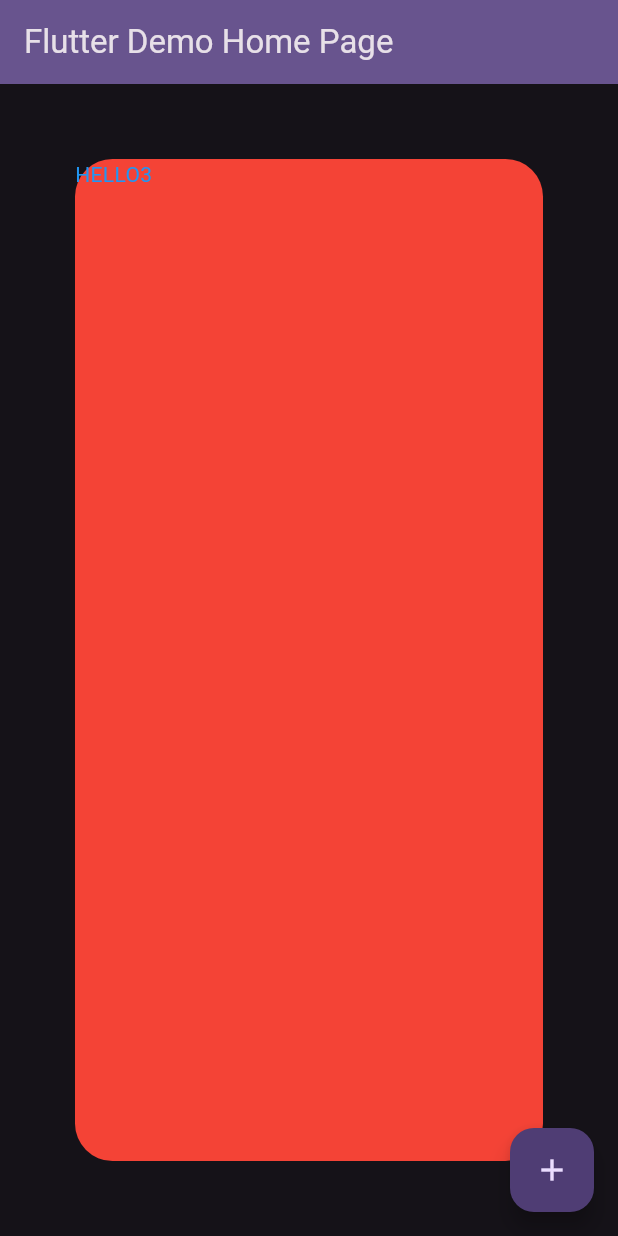
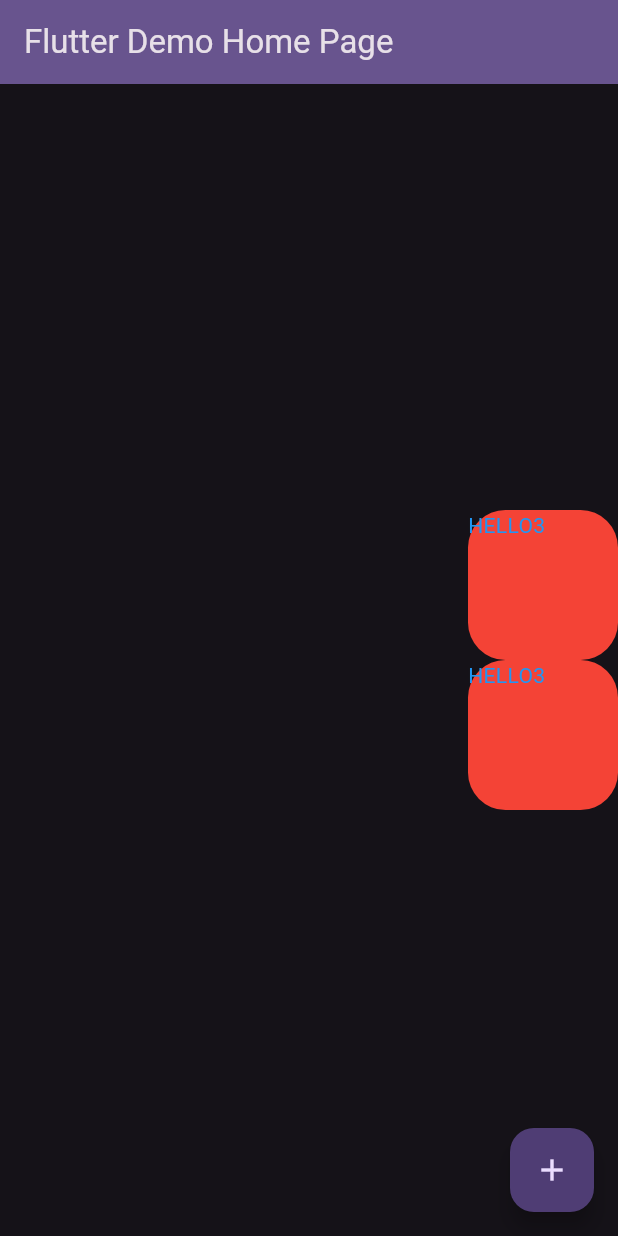
Before and after one commit to ssengedonazil/-learn_flutter, a Flutter app: the screen it shows after launch, on a phone screen of 412 x 824 dp. Run offline on Flutter 3.47's test engine with Material 3 defaults, Android fonts, the phone set to English and light mode, and no system bars.

Commit message:
just learrning flutter basic

```diff
--- a/lib/main.dart
+++ b/lib/main.dart
@@ -69,14 +69,36 @@ class _MyHomePageState extends State<MyHomePage> {
         // Center is a layout widget. It takes a single child and positions it
         // in the middle of the parent.
         child: Container(
-          height: double.infinity,
           width: double.infinity,
-          margin: EdgeInsets.all(50.0),
-          decoration: BoxDecoration(
-            borderRadius: BorderRadius.circular(25.0),
-            color: Colors.red,
+
+          child: Column(
+            mainAxisAlignment: MainAxisAlignment.center,
+            crossAxisAlignment: CrossAxisAlignment.end,
+            children: [
+              Container(
+                height: 100.0,
+                // height: double.infinity,
+                width: 100.0,
+                // margin: EdgeInsets.all(50.0),
+                decoration: BoxDecoration(
+                  borderRadius: BorderRadius.circular(25.0),
+                  color: Colors.red,
+                ),
+                child: Text("HELLO3", style: TextStyle(color: Colors.blue)),
+              ),
+              Container(
+                height: 100.0,
+                width: 100.0,
+
+                // margin: EdgeInsets.all(50.0),
+                decoration: BoxDecoration(
+                  borderRadius: BorderRadius.circular(25.0),
+                  color: Colors.red,
+                ),
+                child: Text("HELLO3", style: TextStyle(color: Colors.blue)),
+              ),
+            ],
           ),
-          child: Text("HELLO3", style: TextStyle(color: Colors.blue)),
         ),
       ),
       floatingActionButton: FloatingActionButton(
```
